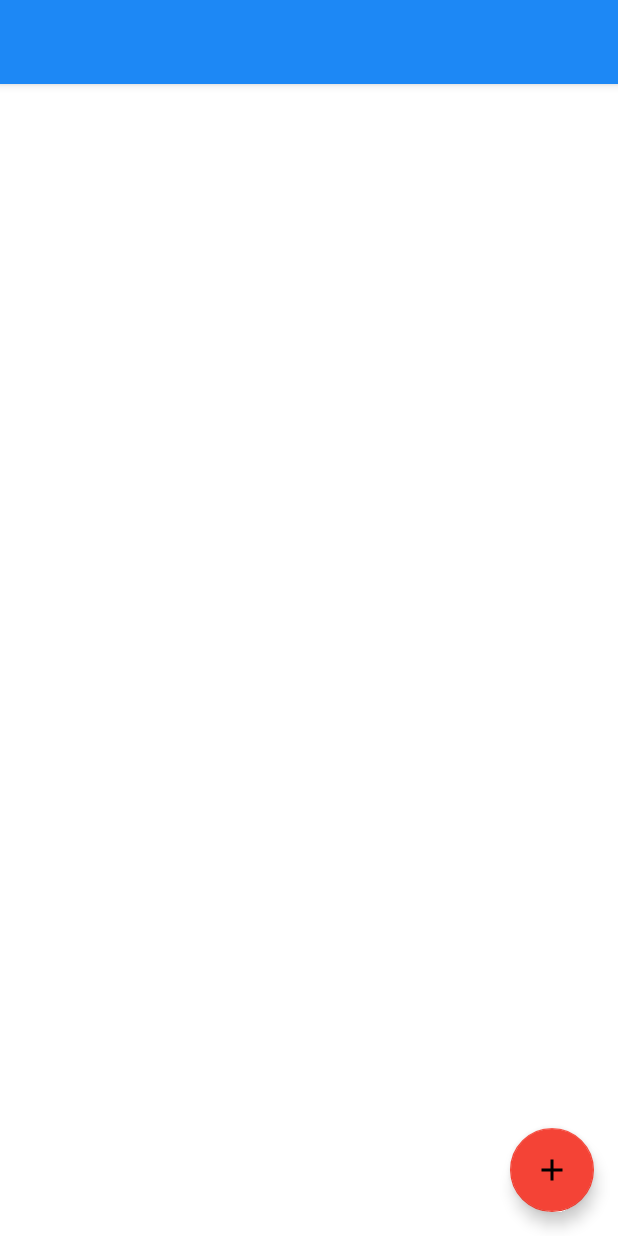
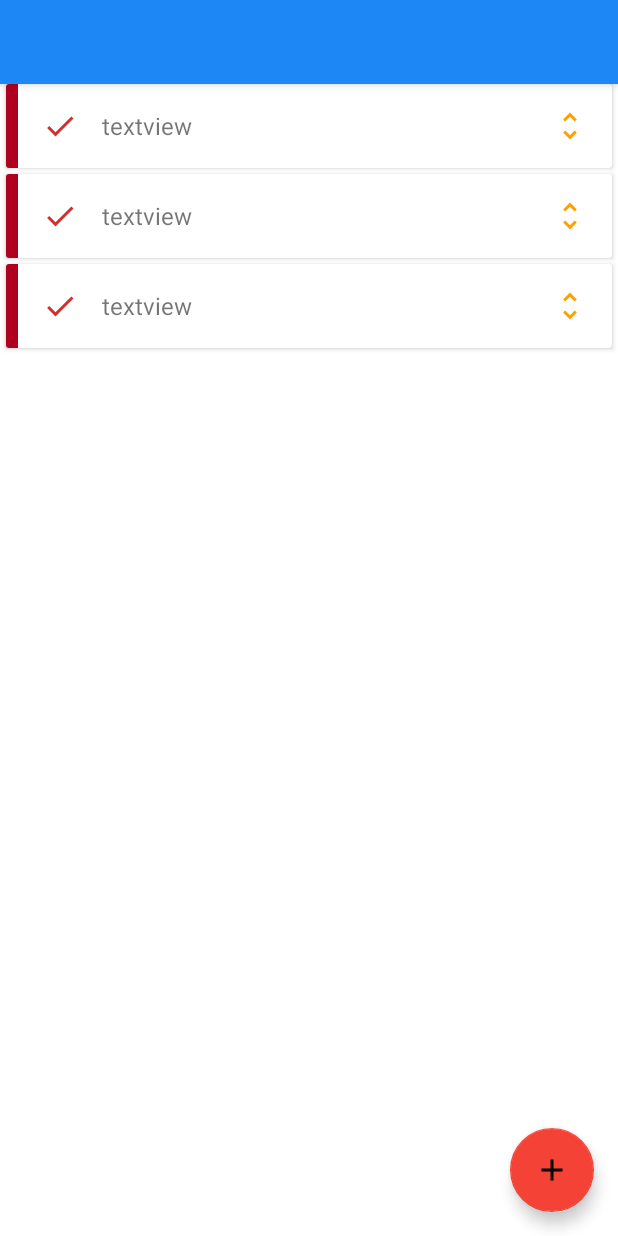
Before and after one commit to AndrewButch/Note_Everything, an Android app: the layout layout_fragment_notes_content.xml on its own in the app's theme, with its tools: preview values and no code run, on a phone screen of 412 x 824 dp. Run offline under Robolectric (Android 15) with nearby library versions, the phone set to English and light mode, and no system bars.

Commit message:
layout item display improvement

```diff
--- a/app/src/main/res/layout/fragment_notes.xml
+++ b/app/src/main/res/layout/fragment_notes.xml
@@ -5,6 +5,7 @@
     android:layout_width="match_parent"
     android:layout_height="match_parent"
     android:fitsSystemWindows="false"
+    android:background="@color/background"
     tools:openDrawer="start">
 
     <include
--- a/app/src/main/res/layout/layout_fragment_notes_content.xml
+++ b/app/src/main/res/layout/layout_fragment_notes_content.xml
@@ -33,7 +33,8 @@
         <androidx.recyclerview.widget.RecyclerView
             android:id="@+id/recycler"
             android:layout_width="match_parent"
-            android:layout_height="match_parent" />
+            android:layout_height="match_parent"
+            tools:listitem="@layout/note_item"/>
 
     </androidx.core.widget.NestedScrollView>
 
--- a/app/src/main/res/layout/nav_drawer_item.xml
+++ b/app/src/main/res/layout/nav_drawer_item.xml
@@ -5,7 +5,8 @@
     android:layout_height="wrap_content"
     android:focusable="true"
     android:clickable="true"
-    android:foreground="?android:attr/selectableItemBackground">
+    android:foreground="?android:attr/selectableItemBackground"
+    android:background="@color/item_background">
 
     <LinearLayout
         android:layout_width="match_parent"
--- a/app/src/main/res/layout/note_item.xml
+++ b/app/src/main/res/layout/note_item.xml
@@ -4,8 +4,12 @@
     xmlns:tools="http://schemas.android.com/tools"
     android:layout_width="match_parent"
     android:layout_height="wrap_content"
+    android:layout_marginLeft="4dp"
+    android:layout_marginRight="4dp"
+    android:layout_marginBottom="4dp"
+    android:background="@color/item_background"
+    android:focusable="true"
     android:elevation="8dp"
-    android:focusable="true"
     android:foreground="?android:attr/selectableItemBackground">
 
     <LinearLayout
@@ -15,11 +19,9 @@
 
         <FrameLayout
             android:id="@+id/color_indicator"
-            android:layout_width="4dp"
+            android:layout_width="8dp"
             android:layout_height="match_parent"
-            android:layout_marginLeft="4dp"
-            tools:background="@color/colorError">
-        </FrameLayout>
+            tools:background="@color/error"/>
 
         <ImageView
             android:id="@+id/img_checkbox"
--- a/app/src/main/res/values/colors.xml
+++ b/app/src/main/res/values/colors.xml
@@ -6,7 +6,8 @@
     <color name="colorSecondaryVariant">#A81E14</color>
     <color name="colorAccent">#F44336</color>
 
-    <color name="background">#FFFFFF</color>
+    <color name="background">#FAFAFA</color>
+    <color name="item_background">#FFFFFF</color>
     <color name="error">#B00020</color>
 
     <color name="fab">#F44336</color>
```
Also changed, not shown: app/src/main/java/com/andrewbutch/noteeverything/framework/ui/notes/NotesFragment.kt (+1 -14 lines).
